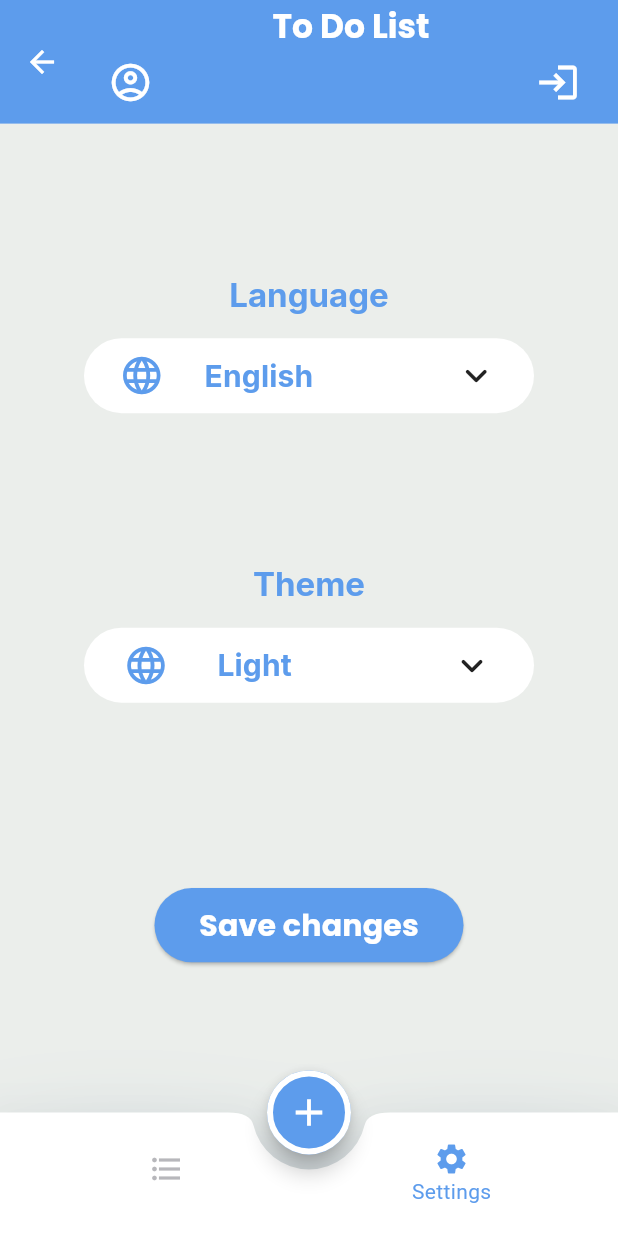
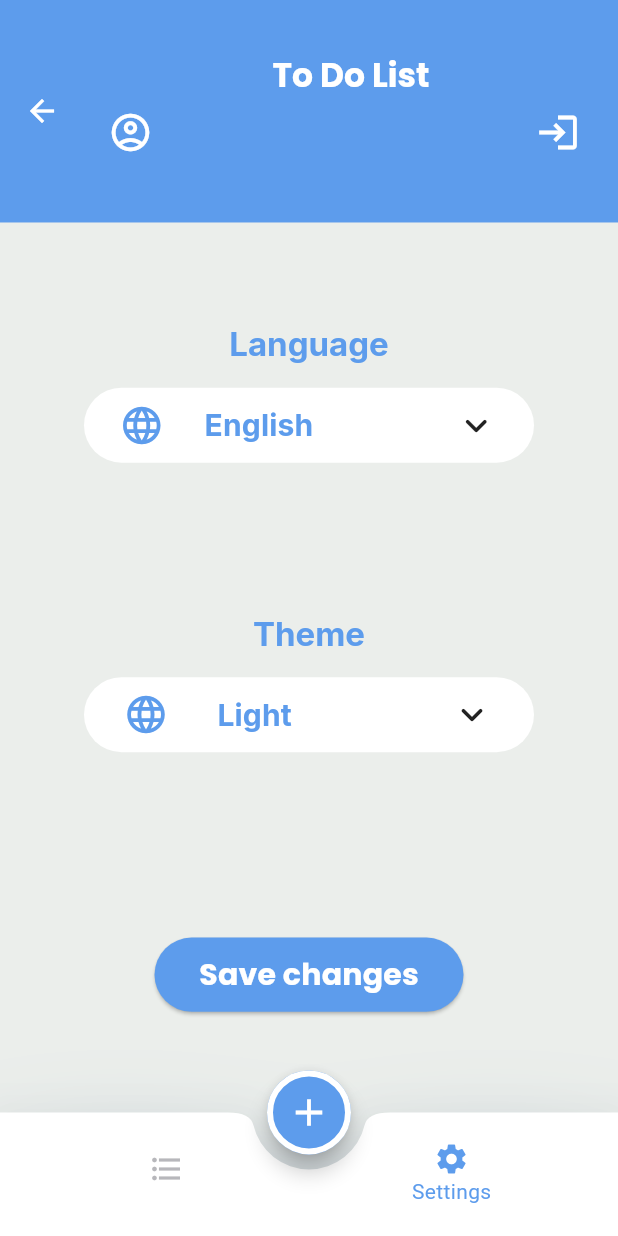
Before and after one commit to AminM7md/ToDo_App, a Flutter app: the HomeScreen screen opened by its route, item 2 of the bottom bar chosen, on a phone screen of 412 x 824 dp. Run offline on Flutter 3.47's test engine with Material 3 defaults, Android fonts, the phone set to English and light mode, and no system bars; our stand-ins replace cloud_firestore, easy_date_timeline, firebase_auth, firebase_core, flutter_slidable, google_fonts and 1 more; accounts and stored records are empty; generated files the repository leaves out were written again.

Commit message:
Finsh The Todo App

```diff
--- a/lib/home/home_screen.dart
+++ b/lib/home/home_screen.dart
@@ -34,7 +34,7 @@ class _HomeScreenState extends State<HomeScreen> {
         iconTheme: IconThemeData(
           color: AppColors.whiteColor
         ),
-        toolbarHeight: MediaQuery.of(context).size.height*0.1,
+        toolbarHeight: MediaQuery.of(context).size.height*0.18,
         title: Column(
           crossAxisAlignment: CrossAxisAlignment.center,
           children: [
```
Also changed, not shown: lib/task_list/task_list_tab.dart (+5 -22 lines).
